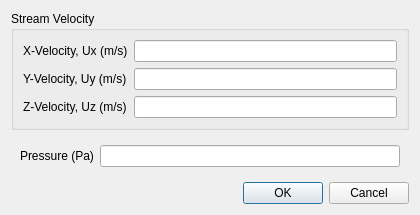
Before: the Qt Designer form view/setup/boundary_conditions/free_stream_dialog.ui in nextfoam/baram, drawn with Qt 5.
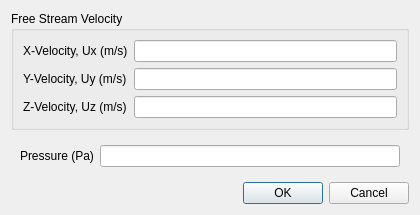
After: the same form once the commit is applied.

Commit message: Typo and freestreamVelocity Parameter fix

```diff
--- a/view/setup/boundary_conditions/free_stream_dialog.ui
+++ b/view/setup/boundary_conditions/free_stream_dialog.ui
@@ -38,7 +38,7 @@
       <item>
        <widget class="QGroupBox" name="groupBox">
         <property name="title">
-         <string>Stream Velocity</string>
+         <string>Free Stream Velocity</string>
         </property>
         <layout class="QFormLayout" name="formLayout">
          <item row="0" column="0">
```
The commit also changes 1 other file.
